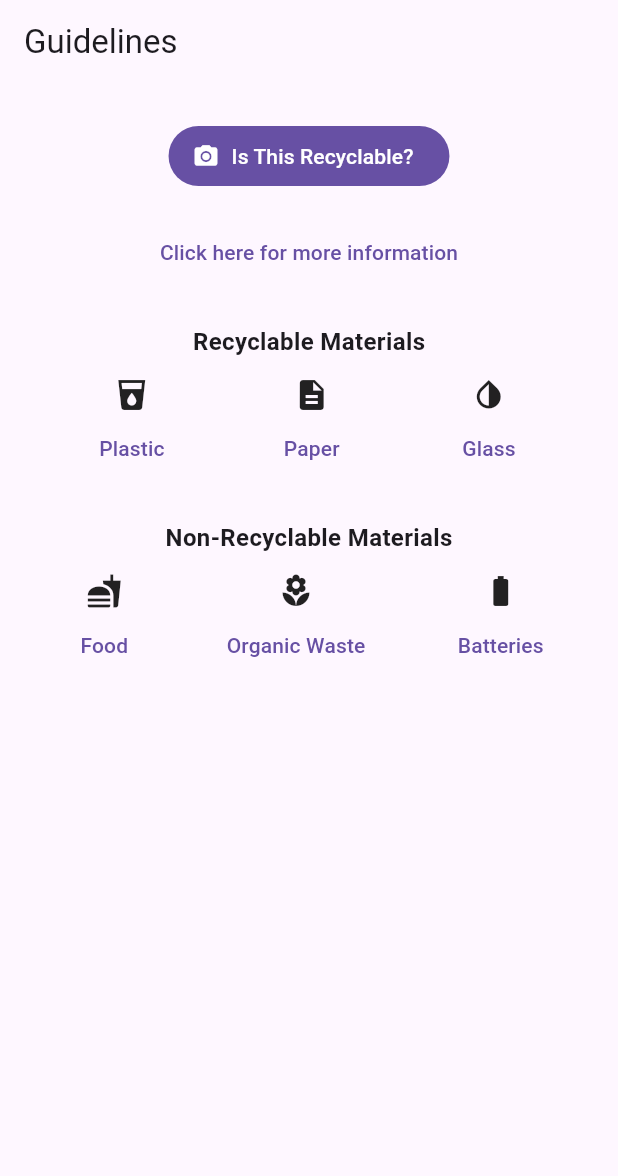
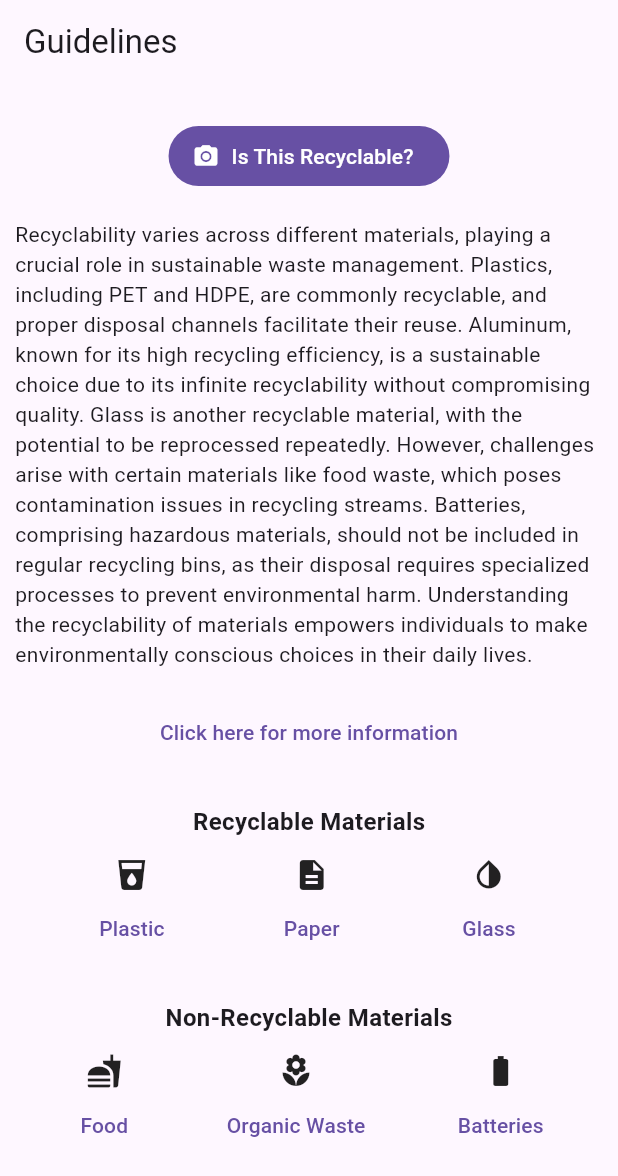
Before and after one commit to OneRedBlip/GraduationProject, a Flutter app: the GuidelinesPage screen opened directly, on a phone screen of 412 x 824 dp. Shown: the top 1176 px of the screen. Run offline on Flutter 3.47's test engine with Material 3 defaults, Android fonts, the phone set to English and light mode, and no system bars; our stand-ins replace flutter_svg.

Commit message:
Change text in Guidelines page

```diff
--- a/trash2treasure/lib/guidelines_page.dart
+++ b/trash2treasure/lib/guidelines_page.dart
@@ -28,11 +28,11 @@ class GuidelinesPage extends StatelessWidget {
               ),
             ),
             const SizedBox(height: 8),
-            // Padding(
-            //   padding: const EdgeInsets.all(10.0),
-            //   child: const Text(
-            //       'Recyclability varies across different materials, playing a crucial role in sustainable waste management. Plastics, including PET and HDPE, are commonly recyclable, and proper disposal channels facilitate their reuse. Aluminum, known for its high recycling efficiency, is a sustainable choice due to its infinite recyclability without compromising quality. Glass is another recyclable material, with the potential to be reprocessed repeatedly. However, challenges arise with certain materials like food waste, which poses contamination issues in recycling streams. Batteries, comprising hazardous materials, should not be included in regular recycling bins, as their disposal requires specialized processes to prevent environmental harm. Understanding the recyclability of materials empowers individuals to make environmentally conscious choices in their daily lives.'),
-            // ),
+            Padding(
+              padding: const EdgeInsets.all(10.0),
+              child: const Text(
+                  'Recyclability varies across different materials, playing a crucial role in sustainable waste management. Plastics, including PET and HDPE, are commonly recyclable, and proper disposal channels facilitate their reuse. Aluminum, known for its high recycling efficiency, is a sustainable choice due to its infinite recyclability without compromising quality. Glass is another recyclable material, with the potential to be reprocessed repeatedly. However, challenges arise with certain materials like food waste, which poses contamination issues in recycling streams. Batteries, comprising hazardous materials, should not be included in regular recycling bins, as their disposal requires specialized processes to prevent environmental harm. Understanding the recyclability of materials empowers individuals to make environmentally conscious choices in their daily lives.'),
+            ),
             const SizedBox(height: 8),
             TextButton(
                 child: const Text('Click here for more information'),
@@ -68,7 +68,9 @@ class GuidelinesPage extends StatelessWidget {
                   children: [
                     Icon(Icons
                         .invert_colors), // Icon for recyclable material (e.g., glass)
-                    TextButton( child: Text('Glass'), onPressed: (){}), // Label for recyclable material
+                    TextButton(
+                        child: Text('Glass'),
+                        onPressed: () {}), // Label for recyclable material
                   ],
                 ),
               ],
@@ -84,21 +86,27 @@ class GuidelinesPage extends StatelessWidget {
                   children: [
                     Icon(Icons
                         .fastfood), // Icon for non-recyclable material (e.g., food)
-                    TextButton( child: Text('Food'), onPressed: (){}), // Label for non-recyclable material
+                    TextButton(
+                        child: Text('Food'),
+                        onPressed: () {}), // Label for non-recyclable material
                   ],
                 ),
                 Column(
                   children: [
                     Icon(Icons
                         .local_florist), // Icon for non-recyclable material (e.g., paper)
-                    TextButton( child: Text('Organic Waste'), onPressed: (){}), // Label for non-recyclable material
+                    TextButton(
+                        child: Text('Organic Waste'),
+                        onPressed: () {}), // Label for non-recyclable material
                   ],
                 ),
                 Column(
                   children: [
                     Icon(Icons
                         .battery_std), // Icon for non-recyclable material (e.g., batteries)
-                    TextButton( child: Text('Batteries'), onPressed: (){}), // Label for non-recyclable material
+                    TextButton(
+                        child: Text('Batteries'),
+                        onPressed: () {}), // Label for non-recyclable material
                   ],
                 ),
               ],
```
